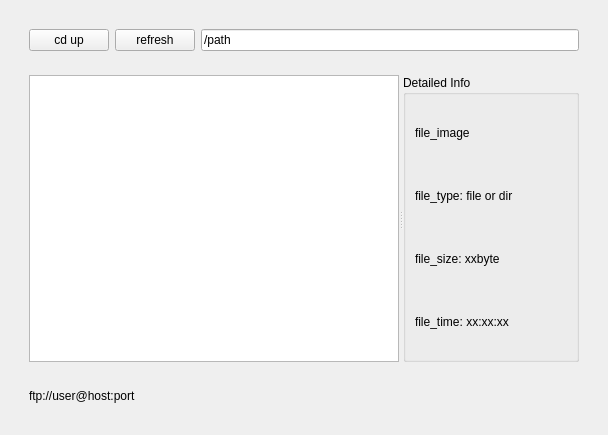
First picture: the form in src/gui/ftpwidget.ui, repository aiwang23/ftp_client, before the edit.
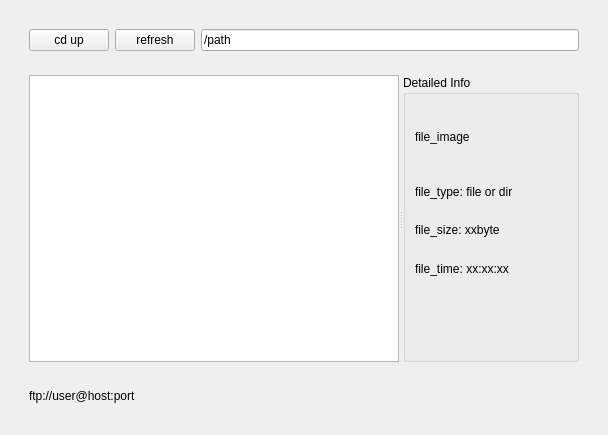
Second picture: the form after the edit. The open tabs and pages were chosen to show the change.

Commit message: 点击选项，更新详细窗口

```diff
--- a/src/gui/ftpwidget.ui
+++ b/src/gui/ftpwidget.ui
@@ -288,7 +288,7 @@
              <property name="title">
               <string>Detailed Info</string>
              </property>
-             <layout class="QVBoxLayout" name="verticalLayout">
+             <layout class="QVBoxLayout" name="verticalLayout" stretch="4,2,2,2,4">
               <item>
                <widget class="QLabel" name="label_file_image">
                 <property name="text">
@@ -317,6 +317,19 @@
                 </property>
                </widget>
               </item>
+              <item>
+               <spacer name="verticalSpacer_5">
+                <property name="orientation">
+                 <enum>Qt::Vertical</enum>
+                </property>
+                <property name="sizeHint" stdset="0">
+                 <size>
+                  <width>20</width>
+                  <height>40</height>
+                 </size>
+                </property>
+               </spacer>
+              </item>
              </layout>
             </widget>
            </widget>
```
The commit also changes 6 other files.
